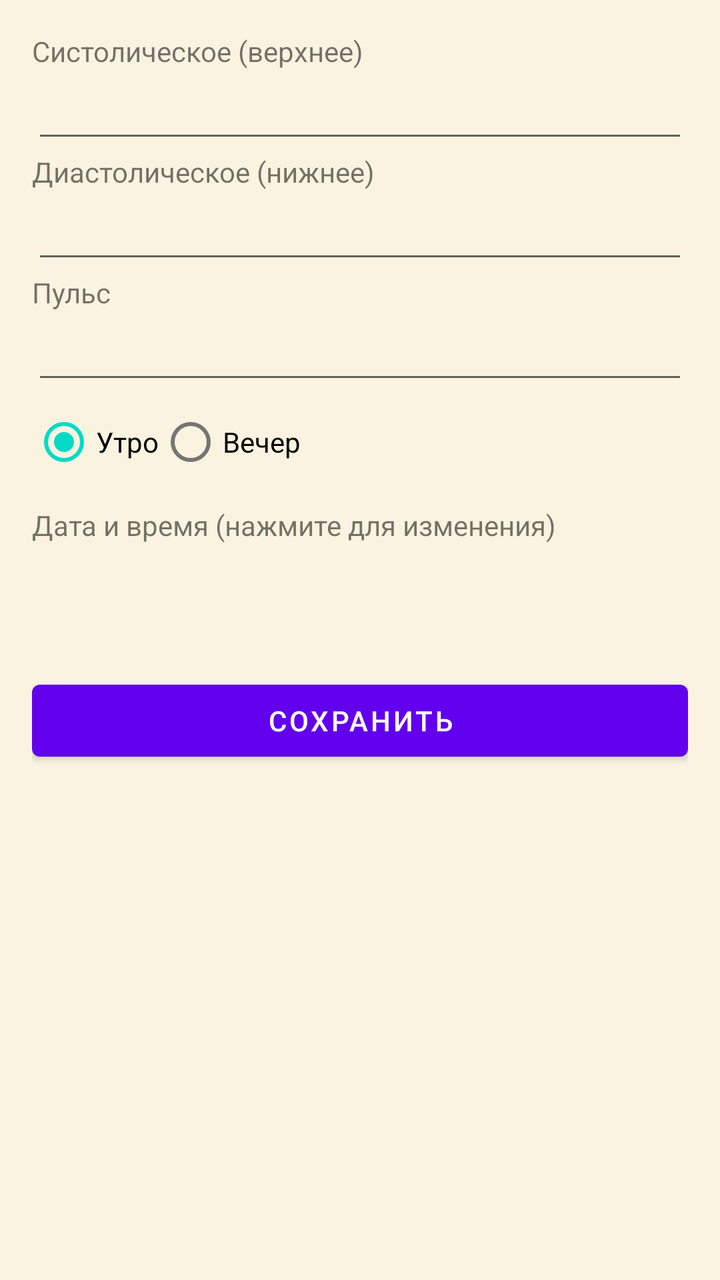
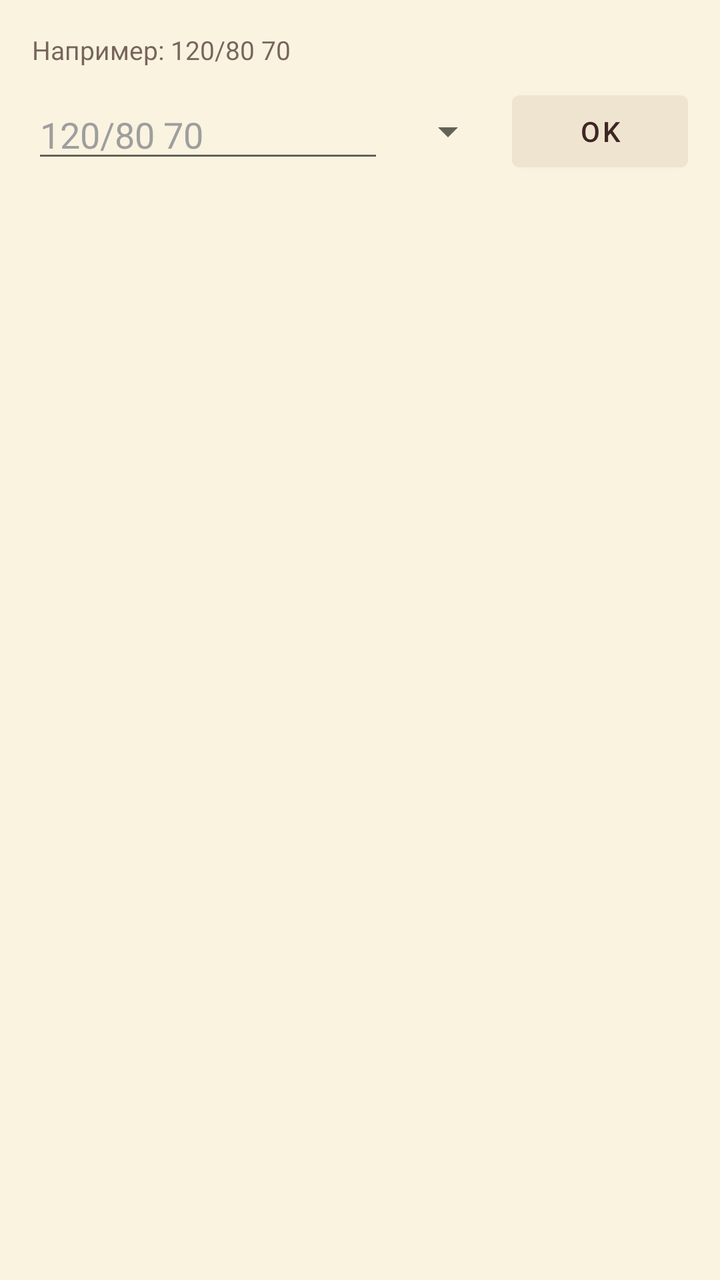

Screens rendered from an Android XML layout before and after an edit, with the pre-edit source and the edit as a unified diff.
<!-- AndroidManifest.xml: application theme Theme.BPMonitor -->
<!-- res/layout/activity_add.xml -->
<?xml version="1.0" encoding="utf-8"?>
<LinearLayout xmlns:android="http://schemas.android.com/apk/res/android"
    android:orientation="vertical" android:padding="16dp"
    android:layout_width="match_parent" android:layout_height="match_parent">

    <TextView android:layout_width="wrap_content" android:layout_height="wrap_content"
        android:text="Систолическое (верхнее)"/>
    <EditText android:id="@+id/etSys" android:layout_width="match_parent"
        android:layout_height="wrap_content" android:inputType="number"/>

    <TextView android:layout_width="wrap_content" android:layout_height="wrap_content"
        android:text="Диастолическое (нижнее)"/>
    <EditText android:id="@+id/etDia" android:layout_width="match_parent"
        android:layout_height="wrap_content" android:inputType="number"/>

    <TextView android:layout_width="wrap_content" android:layout_height="wrap_content"
        android:text="Пульс"/>
    <EditText android:id="@+id/etPulse" android:layout_width="match_parent"
        android:layout_height="wrap_content" android:inputType="number"/>

    <RadioGroup android:id="@+id/rgPeriod" android:orientation="horizontal"
        android:layout_width="match_parent" android:layout_height="wrap_content">
        <RadioButton android:id="@+id/rbMorning"
            android:layout_width="wrap_content" android:layout_height="wrap_content"
            android:text="Утро" android:checked="true"/>
        <RadioButton android:id="@+id/rbEvening"
            android:layout_width="wrap_content" android:layout_height="wrap_content"
            android:text="Вечер"/>
    </RadioGroup>

    <TextView android:layout_width="wrap_content" android:layout_height="wrap_content"
        android:layout_marginTop="8dp" android:text="Дата и время (нажмите для изменения)"/>
    <TextView android:id="@+id/tvTime"
        android:layout_width="match_parent" android:layout_height="wrap_content"
        android:padding="12dp" android:textSize="18sp"
        android:background="?android:attr/selectableItemBackground"/>

    <com.google.android.material.button.MaterialButton
        android:id="@+id/btnSave"
        android:layout_width="match_parent" android:layout_height="wrap_content"
        android:layout_marginTop="16dp" android:text="Сохранить"/>
</LinearLayout>
<!-- resources referenced by this layout -->
<resources>
  <style name="Theme.BPMonitor" parent="Theme.MaterialComponents.Light.NoActionBar">
          <item name="android:windowBackground">@color/bg_main</item>
          <item name="android:statusBarColor">@color/bg_header</item>
          <item name="android:navigationBarColor">@color/bg_header</item>
          <item name="android:windowLightStatusBar">true</item>
      </style>
  <color name="bg_main">#FAF3E0</color>
  <color name="bg_header">#EFE4D0</color>
</resources>

<!-- the commit's change to res/layout/activity_add.xml (unified diff, before → after) -->
@@ -1,42 +1,54 @@
 <?xml version="1.0" encoding="utf-8"?>
 <LinearLayout xmlns:android="http://schemas.android.com/apk/res/android"
     android:orientation="vertical" android:padding="16dp"
-    android:layout_width="match_parent" android:layout_height="match_parent">
+    android:background="@color/bg_main"
+    android:layout_width="match_parent" android:layout_height="wrap_content">
 
-    <TextView android:layout_width="wrap_content" android:layout_height="wrap_content"
-        android:text="Систолическое (верхнее)"/>
-    <EditText android:id="@+id/etSys" android:layout_width="match_parent"
-        android:layout_height="wrap_content" android:inputType="number"/>
+    <TextView
+        android:layout_width="match_parent" android:layout_height="wrap_content"
+        android:text="Например: 120/80 70"
+        android:textColor="@color/text_primary"
+        android:textSize="13sp" android:alpha="0.7"/>
 
-    <TextView android:layout_width="wrap_content" android:layout_height="wrap_content"
-        android:text="Диастолическое (нижнее)"/>
-    <EditText android:id="@+id/etDia" android:layout_width="match_parent"
-        android:layout_height="wrap_content" android:inputType="number"/>
+    <LinearLayout
+        android:orientation="horizontal"
+        android:layout_width="match_parent" android:layout_height="wrap_content"
+        android:layout_marginTop="8dp"
+        android:gravity="center_vertical">
 
-    <TextView android:layout_width="wrap_content" android:layout_height="wrap_content"
-        android:text="Пульс"/>
-    <EditText android:id="@+id/etPulse" android:layout_width="match_parent"
-        android:layout_height="wrap_content" android:inputType="number"/>
+        <EditText
+            android:id="@+id/etInput"
+            android:layout_width="0dp" android:layout_height="wrap_content"
+            android:layout_weight="1"
+            android:hint="120/80 70"
+            android:textColor="@color/text_primary"
+            android:textColorHint="#9E9E9E"
+            android:inputType="text"
+            android:imeOptions="actionDone"
+            android:maxLines="1"
+            android:textSize="18sp"/>
 
-    <RadioGroup android:id="@+id/rgPeriod" android:orientation="horizontal"
-        android:layout_width="match_parent" android:layout_height="wrap_content">
-        <RadioButton android:id="@+id/rbMorning"
+        <Spinner
+            android:id="@+id/spPeriod"
             android:layout_width="wrap_content" android:layout_height="wrap_content"
-            android:text="Утро" android:checked="true"/>
-        <RadioButton android:id="@+id/rbEvening"
+            android:layout_marginStart="8dp"/>
+
+        <com.google.android.material.button.MaterialButton
+            android:id="@+id/btnSave"
             android:layout_width="wrap_content" android:layout_height="wrap_content"
-            android:text="Вечер"/>
-    </RadioGroup>
+            android:layout_marginStart="8dp"
+            android:backgroundTint="@color/bg_header"
+            android:textColor="@color/text_primary"
+            android:text="OK"/>
+    </LinearLayout>
 
-    <TextView android:layout_width="wrap_content" android:layout_height="wrap_content"
-        android:layout_marginTop="8dp" android:text="Дата и время (нажмите для изменения)"/>
-    <TextView android:id="@+id/tvTime"
+    <TextView
+        android:id="@+id/tvTime"
         android:layout_width="match_parent" android:layout_height="wrap_content"
-        android:padding="12dp" android:textSize="18sp"
+        android:padding="8dp"
+        android:layout_marginTop="8dp"
+        android:textSize="14sp"
+        android:textColor="@color/text_primary"
+        android:alpha="0.8"
         android:background="?android:attr/selectableItemBackground"/>
-
-    <com.google.android.material.button.MaterialButton
-        android:id="@+id/btnSave"
-        android:layout_width="match_parent" android:layout_height="wrap_content"
-        android:layout_marginTop="16dp" android:text="Сохранить"/>
 </LinearLayout>
<!-- resource entries referenced after the edit -->
@@ -7,6 +7,7 @@
           <item name="android:windowLightStatusBar">true</item>
       </style>
   <color name="bg_main">#FAF3E0</color>
+  <color name="text_primary">#3E2723</color>
   <color name="bg_header">#EFE4D0</color>
 </resources>
 
